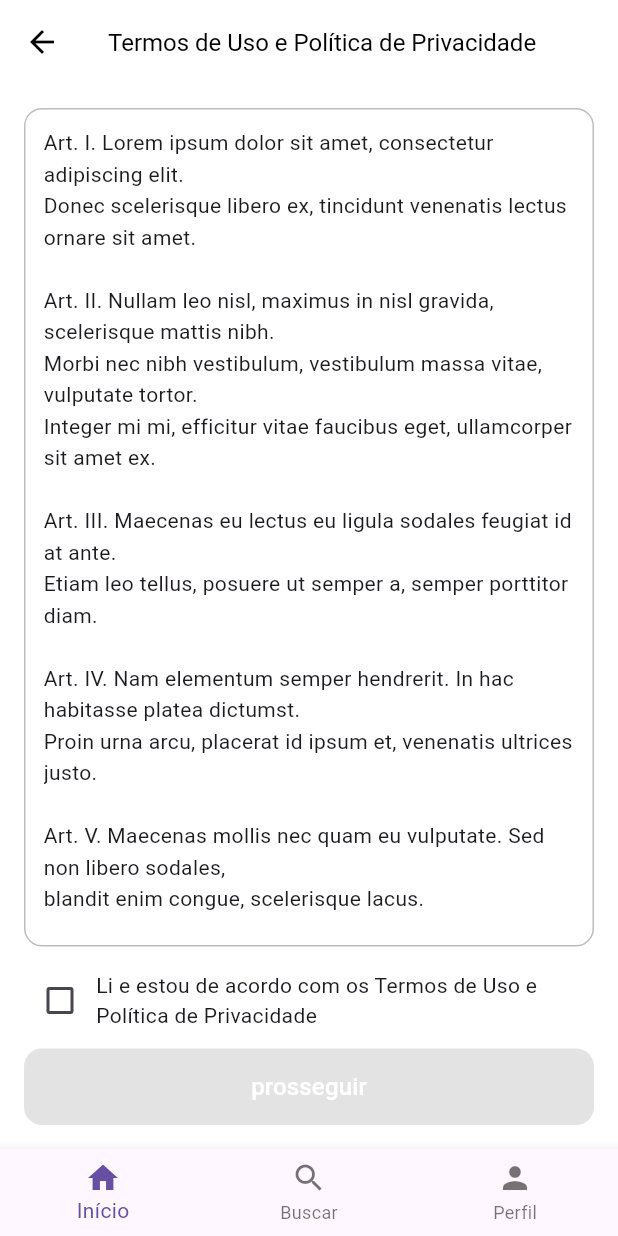
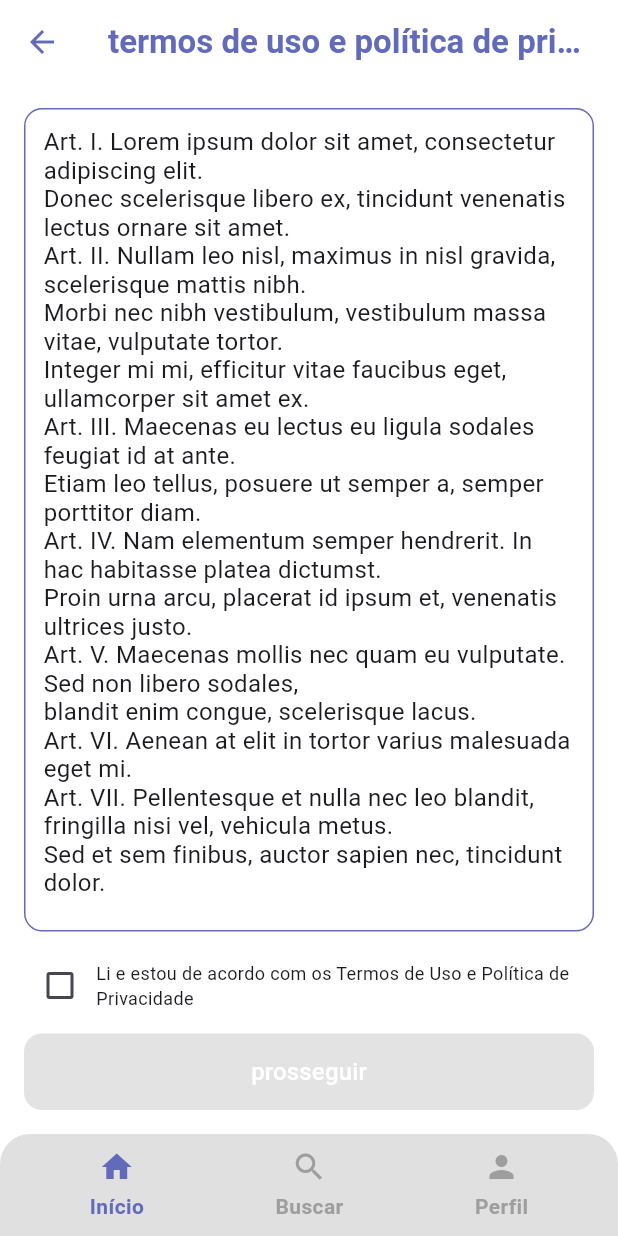
Before and after one commit to mmiguelcalixto/camarim, a Flutter app: the screen it shows after launch, on a phone screen of 412 x 824 dp. Run offline on Flutter 3.47's test engine with Material 3 defaults, Android fonts, the phone set to English and light mode, and no system bars.

Commit message:
base pronta do privacy_policy_page.dart

```diff
--- a/lib/privacy_policy_page.dart
+++ b/lib/privacy_policy_page.dart
@@ -19,15 +19,17 @@ class _PrivacyPolicyPageState extends State<PrivacyPolicyPage> {
         backgroundColor: Colors.white,
         elevation: 0,
         leading: IconButton(
-          icon: const Icon(Icons.arrow_back, color: Colors.black),
+          icon: const Icon(Icons.arrow_back, color: Color(0xFF626BBA)),
           onPressed: () {},
         ),
         title: const Text(
-          "Termos de Uso e Política de Privacidade",
+          "termos de uso e política de privacidade",
           style: TextStyle(
-            color: Colors.black,
-            fontSize: 16,
+            color: Color(0xFF626BBA),
+            fontSize: 22,
+            fontWeight: FontWeight.bold,
           ),
+          textAlign: TextAlign.left,
         ),
         centerTitle: false,
       ),
@@ -39,32 +41,26 @@ class _PrivacyPolicyPageState extends State<PrivacyPolicyPage> {
               child: Container(
                 padding: const EdgeInsets.all(12),
                 decoration: BoxDecoration(
-                  border: Border.all(color: Colors.grey.shade400),
+                  border: Border.all(color: Color(0xFF626BBA)),
                   borderRadius: BorderRadius.circular(12),
                 ),
                 child: const SingleChildScrollView(
                   child: Text(
                     """Art. I. Lorem ipsum dolor sit amet, consectetur adipiscing elit.
 Donec scelerisque libero ex, tincidunt venenatis lectus ornare sit amet.
-
 Art. II. Nullam leo nisl, maximus in nisl gravida, scelerisque mattis nibh.
 Morbi nec nibh vestibulum, vestibulum massa vitae, vulputate tortor.
 Integer mi mi, efficitur vitae faucibus eget, ullamcorper sit amet ex.
-
 Art. III. Maecenas eu lectus eu ligula sodales feugiat id at ante.
 Etiam leo tellus, posuere ut semper a, semper porttitor diam.
-
 Art. IV. Nam elementum semper hendrerit. In hac habitasse platea dictumst.
 Proin urna arcu, placerat id ipsum et, venenatis ultrices justo.
-
 Art. V. Maecenas mollis nec quam eu vulputate. Sed non libero sodales,
 blandit enim congue, scelerisque lacus.
-
 Art. VI. Aenean at elit in tortor varius malesuada eget mi.
-
 Art. VII. Pellentesque et nulla nec leo blandit, fringilla nisi vel, vehicula metus.
 Sed et sem finibus, auctor sapien nec, tincidunt dolor.""",
-                    style: TextStyle(fontSize: 14, height: 1.5),
+                    style: TextStyle(fontSize: 16, height: 1.2),
                   ),
                 ),
               ),
@@ -83,7 +79,7 @@ Sed et sem finibus, auctor sapien nec, tincidunt dolor.""",
                 const Expanded(
                   child: Text(
                     "Li e estou de acordo com os Termos de Uso e Política de Privacidade",
-                    style: TextStyle(fontSize: 14),
+                    style: TextStyle(fontSize: 12),
                   ),
                 ),
               ],
@@ -112,25 +108,73 @@ Sed et sem finibus, auctor sapien nec, tincidunt dolor.""",
           ],
         ),
       ),
-      bottomNavigationBar: BottomNavigationBar(
-        currentIndex: paginaAtual,
-        onTap: (index) {
-          setState(() {
-            paginaAtual = index;
-          });
-        },
-        items: const [
-          BottomNavigationBarItem(
-            icon: Icon(Icons.home),
-            label: "Início",
+      bottomNavigationBar: Container(
+        padding: const EdgeInsets.symmetric(vertical: 10, horizontal: 16),
+        decoration: BoxDecoration(
+          color: Colors.grey[300],
+          borderRadius: const BorderRadius.only(
+            topLeft: Radius.circular(20),
+            topRight: Radius.circular(20),
           ),
-          BottomNavigationBarItem(
-            icon: Icon(Icons.search),
-            label: "Buscar",
-          ),
-          BottomNavigationBarItem(
-            icon: Icon(Icons.person),
-            label: "Perfil",
+        ),
+        child: Row(
+          mainAxisAlignment: MainAxisAlignment.spaceAround,
+          children: [
+            _NavItem(
+              icon: Icons.home,
+              label: 'Início',
+              isSelected: paginaAtual == 0,
+              onTap: () => setState(() => paginaAtual = 0),
+            ),
+            _NavItem(
+              icon: Icons.search,
+              label: 'Buscar',
+              isSelected: paginaAtual == 1,
+              onTap: () => setState(() => paginaAtual = 1),
+            ),
+            _NavItem(
+              icon: Icons.person,
+              label: 'Perfil',
+              isSelected: paginaAtual == 2,
+              onTap: () => setState(() => paginaAtual = 2),
+            ),
+          ],
+        ),
+      ),
+    );
+  }
+}
+
+class _NavItem extends StatelessWidget {
+  final IconData icon;
+  final String label;
+  final bool isSelected;
+  final VoidCallback onTap;
+
+  const _NavItem({
+    super.key,
+    required this.icon,
+    required this.label,
+    required this.isSelected,
+    required this.onTap,
+  });
+
+  @override
+  Widget build(BuildContext context) {
+    return InkWell(
+      onTap: onTap,
+      borderRadius: BorderRadius.circular(10),
+      child: Column(
+        mainAxisSize: MainAxisSize.min,
+        children: [
+          Icon(icon, color: isSelected ? Color(0xFF626BBA) : Colors.grey),
+          const SizedBox(height: 4),
+          Text(
+            label,
+            style: TextStyle(
+              color: isSelected ? Color(0xFF626BBA) : Colors.grey,
+              fontWeight: FontWeight.bold,
+            ),
           ),
         ],
       ),
```
